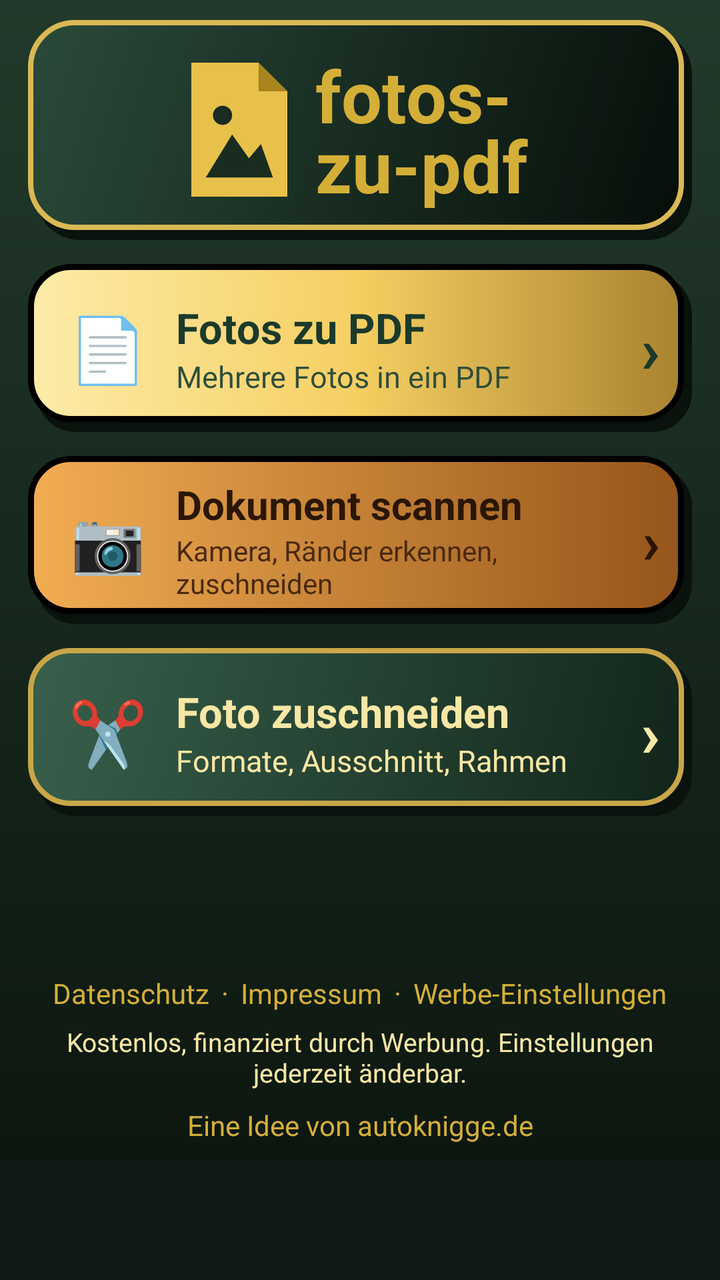
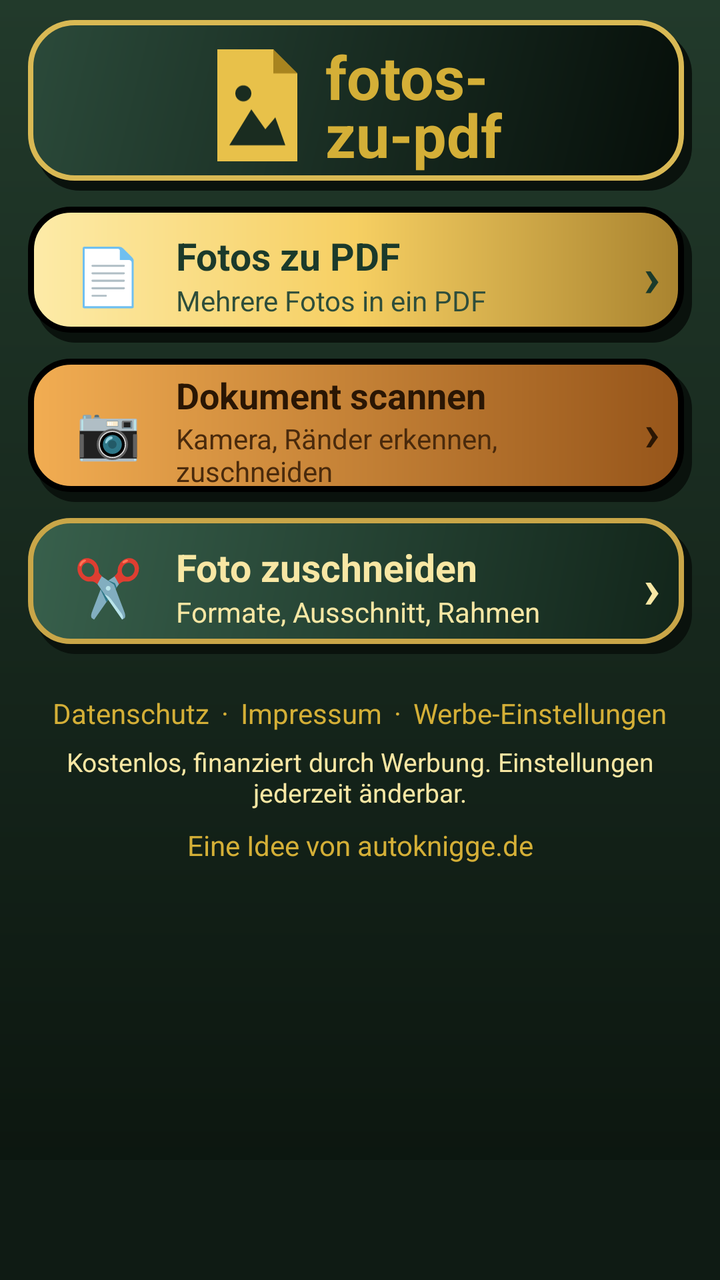

The first picture is an Android layout as it rendered before a commit; the second is the same layout after the commit. The layout source and the unified diff follow.
<!-- AndroidManifest.xml: application theme Theme.FotosZuPdf -->
<!-- res/layout/activity_main.xml -->
<?xml version="1.0" encoding="utf-8"?>
<LinearLayout xmlns:android="http://schemas.android.com/apk/res/android"
    android:id="@+id/root"
    android:layout_width="match_parent"
    android:layout_height="match_parent"
    android:background="@drawable/bg_screen"
    android:orientation="vertical">

    <FrameLayout
        android:layout_width="match_parent"
        android:layout_height="wrap_content"
        android:layout_marginStart="14dp"
        android:layout_marginTop="10dp"
        android:layout_marginEnd="14dp"
        android:background="@drawable/bg_header"
        android:minHeight="110dp"
        android:padding="12dp">

        <TextView
            android:id="@+id/tvVersion"
            android:layout_width="wrap_content"
            android:layout_height="wrap_content"
            android:layout_gravity="top|start"
            android:paddingStart="6dp"
            android:textColor="@color/gold"
            android:textSize="14sp" />

        <LinearLayout
            android:layout_width="wrap_content"
            android:layout_height="wrap_content"
            android:layout_gravity="center"
            android:gravity="center_vertical"
            android:orientation="horizontal">

            <ImageView
                android:layout_width="wrap_content"
                android:layout_height="wrap_content"
                android:importantForAccessibility="no"
                android:src="@drawable/ic_logo" />

            <TextView
                android:layout_width="wrap_content"
                android:layout_height="wrap_content"
                android:layout_marginStart="14dp"
                android:lineSpacingMultiplier="0.85"
                android:text="fotos-\nzu-pdf"
                android:textColor="@color/gold"
                android:textSize="36sp"
                android:textStyle="bold" />
        </LinearLayout>
    </FrameLayout>

    <LinearLayout
        android:id="@+id/tilePdf"
        android:layout_width="match_parent"
        android:layout_height="wrap_content"
        android:layout_marginStart="14dp"
        android:layout_marginTop="12dp"
        android:layout_marginEnd="14dp"
        android:background="@drawable/bg_btn_gold"
        android:clickable="true"
        android:focusable="true"
        android:gravity="center_vertical"
        android:minHeight="84dp"
        android:orientation="horizontal"
        android:paddingStart="16dp"
        android:paddingTop="10dp"
        android:paddingEnd="16dp"
        android:paddingBottom="10dp">

        <TextView
            android:layout_width="48dp"
            android:layout_height="wrap_content"
            android:gravity="center"
            android:text="📄"
            android:textSize="32sp" />

        <LinearLayout
            android:layout_width="0dp"
            android:layout_height="wrap_content"
            android:layout_weight="1"
            android:orientation="vertical"
            android:paddingStart="10dp">

            <TextView
                android:layout_width="wrap_content"
                android:layout_height="wrap_content"
                android:text="Fotos zu PDF"
                android:textColor="@color/auf_gold"
                android:textSize="21sp"
                android:textStyle="bold" />

            <TextView
                android:layout_width="wrap_content"
                android:layout_height="wrap_content"
                android:text="Mehrere Fotos in ein PDF"
                android:textColor="@color/auf_gold_sub"
                android:textSize="15sp" />
        </LinearLayout>

        <TextView
            android:layout_width="wrap_content"
            android:layout_height="wrap_content"
            android:text="›"
            android:textColor="@color/auf_gold"
            android:textSize="32sp"
            android:textStyle="bold" />
    </LinearLayout>
    <LinearLayout
        android:id="@+id/tileScan"
        android:layout_width="match_parent"
        android:layout_height="wrap_content"
        android:layout_marginStart="14dp"
        android:layout_marginTop="12dp"
        android:layout_marginEnd="14dp"
        android:background="@drawable/bg_tile_ocker"
        android:clickable="true"
        android:focusable="true"
        android:gravity="center_vertical"
        android:minHeight="84dp"
        android:orientation="horizontal"
        android:paddingStart="16dp"
        android:paddingTop="10dp"
        android:paddingEnd="16dp"
        android:paddingBottom="10dp">

        <TextView
            android:layout_width="48dp"
            android:layout_height="wrap_content"
            android:gravity="center"
            android:text="📷"
            android:textSize="30sp" />

        <LinearLayout
            android:layout_width="0dp"
            android:layout_height="wrap_content"
            android:layout_weight="1"
            android:orientation="vertical"
            android:paddingStart="10dp">

            <TextView
                android:layout_width="wrap_content"
                android:layout_height="wrap_content"
                android:text="Dokument scannen"
                android:textColor="#2A1604"
                android:textSize="20sp"
                android:textStyle="bold" />

            <TextView
                android:layout_width="wrap_content"
                android:layout_height="wrap_content"
                android:text="Kamera, Ränder erkennen, zuschneiden"
                android:textColor="#4A2A0C"
                android:textSize="14sp" />
        </LinearLayout>

        <TextView
            android:layout_width="wrap_content"
            android:layout_height="wrap_content"
            android:text="›"
            android:textColor="#2A1604"
            android:textSize="30sp"
            android:textStyle="bold" />
    </LinearLayout>

    <LinearLayout
        android:id="@+id/tileCrop"
        android:layout_width="match_parent"
        android:layout_height="wrap_content"
        android:layout_marginStart="14dp"
        android:layout_marginTop="12dp"
        android:layout_marginEnd="14dp"
        android:background="@drawable/bg_tile_gruen"
        android:clickable="true"
        android:focusable="true"
        android:gravity="center_vertical"
        android:minHeight="84dp"
        android:orientation="horizontal"
        android:paddingStart="16dp"
        android:paddingTop="10dp"
        android:paddingEnd="16dp"
        android:paddingBottom="10dp">

        <TextView
            android:layout_width="48dp"
            android:layout_height="wrap_content"
            android:gravity="center"
            android:text="✂️"
            android:textSize="32sp" />

        <LinearLayout
            android:layout_width="0dp"
            android:layout_height="wrap_content"
            android:layout_weight="1"
            android:orientation="vertical"
            android:paddingStart="10dp">

            <TextView
                android:layout_width="wrap_content"
                android:layout_height="wrap_content"
                android:text="Foto zuschneiden"
                android:textColor="@color/text_hell"
                android:textSize="21sp"
                android:textStyle="bold" />

            <TextView
                android:layout_width="wrap_content"
                android:layout_height="wrap_content"
                android:text="Formate, Ausschnitt, Rahmen"
                android:textColor="@color/text_hell"
                android:textSize="15sp" />
        </LinearLayout>

        <TextView
            android:layout_width="wrap_content"
            android:layout_height="wrap_content"
            android:text="›"
            android:textColor="@color/text_hell"
            android:textSize="32sp"
            android:textStyle="bold" />
    </LinearLayout>

    <View
        android:layout_width="match_parent"
        android:layout_height="0dp"
        android:layout_weight="1" />

    <LinearLayout
        android:layout_width="match_parent"
        android:layout_height="wrap_content"
        android:gravity="center"
        android:orientation="horizontal"
        android:paddingTop="6dp">

        <TextView
            android:id="@+id/tvPrivacy"
            android:layout_width="wrap_content"
            android:layout_height="wrap_content"
            android:padding="6dp"
            android:text="Datenschutz"
            android:textColor="@color/gold"
            android:textSize="14sp" />

        <TextView
            android:layout_width="wrap_content"
            android:layout_height="wrap_content"
            android:text="·"
            android:textColor="@color/gold" />

        <TextView
            android:id="@+id/tvImprint"
            android:layout_width="wrap_content"
            android:layout_height="wrap_content"
            android:padding="6dp"
            android:text="Impressum"
            android:textColor="@color/gold"
            android:textSize="14sp" />

        <TextView
            android:layout_width="wrap_content"
            android:layout_height="wrap_content"
            android:text="·"
            android:textColor="@color/gold" />

        <TextView
            android:id="@+id/tvAdSettings"
            android:layout_width="wrap_content"
            android:layout_height="wrap_content"
            android:padding="6dp"
            android:text="Werbe-Einstellungen"
            android:textColor="@color/gold"
            android:textSize="14sp" />
    </LinearLayout>

    <TextView
        android:layout_width="match_parent"
        android:layout_height="wrap_content"
        android:gravity="center"
        android:paddingStart="24dp"
        android:paddingEnd="24dp"
        android:text="Kostenlos, finanziert durch Werbung. Einstellungen jederzeit änderbar."
        android:textColor="@color/text_hell"
        android:textSize="13sp" />

    <TextView
        android:id="@+id/tvAbout"
        android:layout_width="match_parent"
        android:layout_height="wrap_content"
        android:gravity="center"
        android:padding="8dp"
        android:text="Eine Idee von autoknigge.de"
        android:textColor="@color/gold"
        android:textSize="14sp" />

    <FrameLayout
        android:id="@+id/adContainer"
        android:layout_width="match_parent"
        android:layout_height="wrap_content"
        android:background="@drawable/bg_ad"
        android:minHeight="60dp" />
</LinearLayout>
<!-- resources referenced by this layout -->
<resources>
  <color name="auf_gold">#1B3A2B</color>
  <color name="auf_gold_sub">#2E4E3B</color>
  <color name="gold">#D4AF37</color>
  <color name="text_hell">#F8E7A4</color>
  <!-- drawable bg_ad (drawable) -->
  <?xml version="1.0" encoding="utf-8"?>
  <shape xmlns:android="http://schemas.android.com/apk/res/android"
      android:shape="rectangle">
      <solid android:color="@color/tanne_dunkel" />
  </shape>
  <!-- drawable bg_header (drawable) -->
  <?xml version="1.0" encoding="utf-8"?>
  <layer-list xmlns:android="http://schemas.android.com/apk/res/android">
          <item
              android:left="4dp"
              android:top="5dp">
              <shape android:shape="rectangle">
                  <solid android:color="#0A120D" />
                  <corners android:radius="22dp" />
              </shape>
          </item>
          <item
              android:bottom="5dp"
              android:right="4dp">
              <shape android:shape="rectangle">
                  <gradient
                      android:angle="315"
                      android:endColor="#060E09"
                      android:startColor="#2B4A3A" />
                  <stroke
                      android:width="2.5dp"
                      android:color="#D9B954" />
                  <corners android:radius="22dp" />
              </shape>
          </item>
      </layer-list>
  <!-- drawable bg_screen (drawable) -->
  <?xml version="1.0" encoding="utf-8"?>
  <shape xmlns:android="http://schemas.android.com/apk/res/android"
      android:shape="rectangle">
      <gradient
          android:angle="270"
          android:endColor="#0A130D"
          android:startColor="#223A2B" />
  </shape>
  <!-- drawable bg_tile_gruen (drawable) -->
  <?xml version="1.0" encoding="utf-8"?>
  <ripple xmlns:android="http://schemas.android.com/apk/res/android"
      android:color="#55FFFFFF">
      <item>
      <layer-list>
          <item
              android:left="4dp"
              android:top="5dp">
              <shape android:shape="rectangle">
                  <solid android:color="#0A120D" />
                  <corners android:radius="20dp" />
              </shape>
          </item>
          <item
              android:bottom="5dp"
              android:right="4dp">
              <shape android:shape="rectangle">
                  <gradient
                      android:angle="315"
                      android:endColor="#12251A"
                      android:startColor="#38604C" />
                  <stroke
                      android:width="2.5dp"
                      android:color="#C9A648" />
                  <corners android:radius="20dp" />
              </shape>
          </item>
      </layer-list>
      </item>
  </ripple>
  <!-- drawable ic_logo (drawable) -->
  <?xml version="1.0" encoding="utf-8"?>
  <vector xmlns:android="http://schemas.android.com/apk/res/android"
      android:width="48dp"
      android:height="67dp"
      android:viewportWidth="40"
      android:viewportHeight="56">
      <path
          android:fillColor="#E8C14A"
          android:pathData="M0,0 L28,0 L40,12 L40,56 L0,56 Z" />
      <path
          android:fillColor="#A8841F"
          android:pathData="M28,0 L28,12 L40,12 Z" />
      <path
          android:fillColor="#1A2C20"
          android:pathData="M6,48 L17,30 L24,40 L29,34 L34,48 Z" />
      <path
          android:fillColor="#1A2C20"
          android:pathData="M9,22 a4,4 0 1,0 8,0 a4,4 0 1,0 -8,0" />
  </vector>
  <style name="Theme.FotosZuPdf" parent="Theme.AppCompat.NoActionBar">
          <item name="android:windowBackground">@drawable/bg_screen</item>
          <item name="android:textColor">@color/text_hell</item>
          <item name="colorAccent">@color/gold</item>
          <item name="colorPrimary">@color/tanne</item>
          <item name="colorPrimaryDark">@color/tanne_dunkel</item>
          <item name="android:statusBarColor">@color/tanne</item>
          <item name="android:navigationBarColor">@color/tanne_dunkel</item>
          <item name="android:windowLightStatusBar">false</item>
      </style>
  <color name="tanne_dunkel">#0F1B14</color>
  <color name="tanne">#1A2C20</color>
  <!-- unchanged entries left out for length: 2 -->
</resources>

<!-- the commit's change to res/layout/activity_main.xml (unified diff, before → after) -->
@@ -13,8 +13,8 @@
         android:layout_marginTop="10dp"
         android:layout_marginEnd="14dp"
         android:background="@drawable/bg_header"
-        android:minHeight="110dp"
-        android:padding="12dp">
+        android:minHeight="84dp"
+        android:padding="8dp">
 
         <TextView
             android:id="@+id/tvVersion"
@@ -34,7 +34,8 @@
 
             <ImageView
                 android:layout_width="wrap_content"
-                android:layout_height="wrap_content"
+                android:layout_height="56dp"
+                android:adjustViewBounds="true"
                 android:importantForAccessibility="no"
                 android:src="@drawable/ic_logo" />
 
@@ -45,252 +46,261 @@
                 android:lineSpacingMultiplier="0.85"
                 android:text="fotos-\nzu-pdf"
                 android:textColor="@color/gold"
-                android:textSize="36sp"
+                android:textSize="30sp"
                 android:textStyle="bold" />
         </LinearLayout>
     </FrameLayout>
 
-    <LinearLayout
-        android:id="@+id/tilePdf"
+    <ScrollView
         android:layout_width="match_parent"
-        android:layout_height="wrap_content"
-        android:layout_marginStart="14dp"
-        android:layout_marginTop="12dp"
-        android:layout_marginEnd="14dp"
-        android:background="@drawable/bg_btn_gold"
-        android:clickable="true"
-        android:focusable="true"
-        android:gravity="center_vertical"
-        android:minHeight="84dp"
-        android:orientation="horizontal"
-        android:paddingStart="16dp"
-        android:paddingTop="10dp"
-        android:paddingEnd="16dp"
-        android:paddingBottom="10dp">
-
-        <TextView
-            android:layout_width="48dp"
+        android:layout_height="0dp"
+        android:layout_weight="1"
+        android:fillViewport="true">
+
+        <LinearLayout
+            android:layout_width="match_parent"
             android:layout_height="wrap_content"
-            android:gravity="center"
-            android:text="📄"
-            android:textSize="32sp" />
-
-        <LinearLayout
-            android:layout_width="0dp"
-            android:layout_height="wrap_content"
-            android:layout_weight="1"
             android:orientation="vertical"
-            android:paddingStart="10dp">
+            android:paddingBottom="4dp">
+
+            <LinearLayout
+                android:id="@+id/tilePdf"
+                android:layout_width="match_parent"
+                android:layout_height="wrap_content"
+                android:layout_marginStart="14dp"
+                android:layout_marginTop="8dp"
+                android:layout_marginEnd="14dp"
+                android:background="@drawable/bg_btn_gold"
+                android:clickable="true"
+                android:focusable="true"
+                android:gravity="center_vertical"
+                android:minHeight="68dp"
+                android:orientation="horizontal"
+                android:paddingStart="16dp"
+                android:paddingTop="6dp"
+                android:paddingEnd="16dp"
+                android:paddingBottom="6dp">
+
+                <TextView
+                    android:layout_width="48dp"
+                    android:layout_height="wrap_content"
+                    android:gravity="center"
+                    android:text="📄"
+                    android:textSize="28sp" />
+
+                <LinearLayout
+                    android:layout_width="0dp"
+                    android:layout_height="wrap_content"
+                    android:layout_weight="1"
+                    android:orientation="vertical"
+                    android:paddingStart="10dp">
+
+                    <TextView
+                        android:layout_width="wrap_content"
+                        android:layout_height="wrap_content"
+                        android:text="Fotos zu PDF"
+                        android:textColor="@color/auf_gold"
+                        android:textSize="19sp"
+                        android:textStyle="bold" />
+
+                    <TextView
+                        android:layout_width="wrap_content"
+                        android:layout_height="wrap_content"
+                        android:text="Mehrere Fotos in ein PDF"
+                        android:textColor="@color/auf_gold_sub"
+                        android:textSize="14sp" />
+                </LinearLayout>
+
+                <TextView
+                    android:layout_width="wrap_content"
+                    android:layout_height="wrap_content"
+                    android:text="›"
+                    android:textColor="@color/auf_gold"
+                    android:textSize="28sp"
+                    android:textStyle="bold" />
+            </LinearLayout>
+            <LinearLayout
+                android:id="@+id/tileScan"
+                android:layout_width="match_parent"
+                android:layout_height="wrap_content"
+                android:layout_marginStart="14dp"
+                android:layout_marginTop="8dp"
+                android:layout_marginEnd="14dp"
+                android:background="@drawable/bg_tile_ocker"
+                android:clickable="true"
+                android:focusable="true"
+                android:gravity="center_vertical"
+                android:minHeight="68dp"
+                android:orientation="horizontal"
+                android:paddingStart="16dp"
+                android:paddingTop="6dp"
+                android:paddingEnd="16dp"
+                android:paddingBottom="6dp">
+
+                <TextView
+                    android:layout_width="48dp"
+                    android:layout_height="wrap_content"
+                    android:gravity="center"
+                    android:text="📷"
+                    android:textSize="26sp" />
+
+                <LinearLayout
+                    android:layout_width="0dp"
+                    android:layout_height="wrap_content"
+                    android:layout_weight="1"
+                    android:orientation="vertical"
+                    android:paddingStart="10dp">
+
+                    <TextView
+                        android:layout_width="wrap_content"
+                        android:layout_height="wrap_content"
+                        android:text="Dokument scannen"
+                        android:textColor="#2A1604"
+                        android:textSize="18sp"
+                        android:textStyle="bold" />
+
+                    <TextView
+                        android:layout_width="wrap_content"
+                        android:layout_height="wrap_content"
+                        android:text="Kamera, Ränder erkennen, zuschneiden"
+                        android:textColor="#4A2A0C"
+                        android:textSize="14sp" />
+                </LinearLayout>
+
+                <TextView
+                    android:layout_width="wrap_content"
+                    android:layout_height="wrap_content"
+                    android:text="›"
+                    android:textColor="#2A1604"
+                    android:textSize="26sp"
+                    android:textStyle="bold" />
+            </LinearLayout>
+
+            <LinearLayout
+                android:id="@+id/tileCrop"
+                android:layout_width="match_parent"
+                android:layout_height="wrap_content"
+                android:layout_marginStart="14dp"
+                android:layout_marginTop="8dp"
+                android:layout_marginEnd="14dp"
+                android:background="@drawable/bg_tile_gruen"
+                android:clickable="true"
+                android:focusable="true"
+                android:gravity="center_vertical"
+                android:minHeight="68dp"
+                android:orientation="horizontal"
+                android:paddingStart="16dp"
+                android:paddingTop="6dp"
+                android:paddingEnd="16dp"
+                android:paddingBottom="6dp">
+
+                <TextView
+                    android:layout_width="48dp"
+                    android:layout_height="wrap_content"
+                    android:gravity="center"
+                    android:text="✂️"
+                    android:textSize="28sp" />
+
+                <LinearLayout
+                    android:layout_width="0dp"
+                    android:layout_height="wrap_content"
+                    android:layout_weight="1"
+                    android:orientation="vertical"
+                    android:paddingStart="10dp">
+
+                    <TextView
+                        android:layout_width="wrap_content"
+                        android:layout_height="wrap_content"
+                        android:text="Foto zuschneiden"
+                        android:textColor="@color/text_hell"
+                        android:textSize="19sp"
+                        android:textStyle="bold" />
+
+                    <TextView
+                        android:layout_width="wrap_content"
+                        android:layout_height="wrap_content"
+                        android:text="Formate, Ausschnitt, Rahmen"
+                        android:textColor="@color/text_hell"
+                        android:textSize="14sp" />
+                </LinearLayout>
+
+                <TextView
+                    android:layout_width="wrap_content"
+                    android:layout_height="wrap_content"
+                    android:text="›"
+                    android:textColor="@color/text_hell"
+                    android:textSize="28sp"
+                    android:textStyle="bold" />
+            </LinearLayout>
+
+            <LinearLayout
+                android:layout_width="match_parent"
+                android:layout_height="wrap_content"
+                android:gravity="center"
+                android:orientation="horizontal"
+                android:paddingTop="14dp">
+
+                <TextView
+                    android:id="@+id/tvPrivacy"
+                    android:layout_width="wrap_content"
+                    android:layout_height="wrap_content"
+                    android:padding="6dp"
+                    android:text="Datenschutz"
+                    android:textColor="@color/gold"
+                    android:textSize="14sp" />
+
+                <TextView
+                    android:layout_width="wrap_content"
+                    android:layout_height="wrap_content"
+                    android:text="·"
+                    android:textColor="@color/gold" />
+
+                <TextView
+                    android:id="@+id/tvImprint"
+                    android:layout_width="wrap_content"
+                    android:layout_height="wrap_content"
+                    android:padding="6dp"
+                    android:text="Impressum"
+                    android:textColor="@color/gold"
+                    android:textSize="14sp" />
+
+                <TextView
+                    android:layout_width="wrap_content"
+                    android:layout_height="wrap_content"
+                    android:text="·"
+                    android:textColor="@color/gold" />
+
+                <TextView
+                    android:id="@+id/tvAdSettings"
+                    android:layout_width="wrap_content"
+                    android:layout_height="wrap_content"
+                    android:padding="6dp"
+                    android:text="Werbe-Einstellungen"
+                    android:textColor="@color/gold"
+                    android:textSize="14sp" />
+            </LinearLayout>
 
             <TextView
-                android:layout_width="wrap_content"
-                android:layout_height="wrap_content"
-                android:text="Fotos zu PDF"
-                android:textColor="@color/auf_gold"
-                android:textSize="21sp"
-                android:textStyle="bold" />
+                android:layout_width="match_parent"
+                android:layout_height="wrap_content"
+                android:gravity="center"
+                android:paddingStart="24dp"
+                android:paddingEnd="24dp"
+                android:text="Kostenlos, finanziert durch Werbung. Einstellungen jederzeit änderbar."
+                android:textColor="@color/text_hell"
+                android:textSize="13sp" />
 
             <TextView
-                android:layout_width="wrap_content"
-                android:layout_height="wrap_content"
-                android:text="Mehrere Fotos in ein PDF"
-                android:textColor="@color/auf_gold_sub"
-                android:textSize="15sp" />
-        </LinearLayout>
-
-        <TextView
-            android:layout_width="wrap_content"
-            android:layout_height="wrap_content"
-            android:text="›"
-            android:textColor="@color/auf_gold"
-            android:textSize="32sp"
-            android:textStyle="bold" />
-    </LinearLayout>
-    <LinearLayout
-        android:id="@+id/tileScan"
-        android:layout_width="match_parent"
-        android:layout_height="wrap_content"
-        android:layout_marginStart="14dp"
-        android:layout_marginTop="12dp"
-        android:layout_marginEnd="14dp"
-        android:background="@drawable/bg_tile_ocker"
-        android:clickable="true"
-        android:focusable="true"
-        android:gravity="center_vertical"
-        android:minHeight="84dp"
-        android:orientation="horizontal"
-        android:paddingStart="16dp"
-        android:paddingTop="10dp"
-        android:paddingEnd="16dp"
-        android:paddingBottom="10dp">
-
-        <TextView
-            android:layout_width="48dp"
-            android:layout_height="wrap_content"
-            android:gravity="center"
-            android:text="📷"
-            android:textSize="30sp" />
-
-        <LinearLayout
-            android:layout_width="0dp"
-            android:layout_height="wrap_content"
-            android:layout_weight="1"
-            android:orientation="vertical"
-            android:paddingStart="10dp">
-
-            <TextView
-                android:layout_width="wrap_content"
-                android:layout_height="wrap_content"
-                android:text="Dokument scannen"
-                android:textColor="#2A1604"
-                android:textSize="20sp"
-                android:textStyle="bold" />
-
-            <TextView
-                android:layout_width="wrap_content"
-                android:layout_height="wrap_content"
-                android:text="Kamera, Ränder erkennen, zuschneiden"
-                android:textColor="#4A2A0C"
+                android:id="@+id/tvAbout"
+                android:layout_width="match_parent"
+                android:layout_height="wrap_content"
+                android:gravity="center"
+                android:padding="8dp"
+                android:text="Eine Idee von autoknigge.de"
+                android:textColor="@color/gold"
                 android:textSize="14sp" />
         </LinearLayout>
-
-        <TextView
-            android:layout_width="wrap_content"
-            android:layout_height="wrap_content"
-            android:text="›"
-            android:textColor="#2A1604"
-            android:textSize="30sp"
-            android:textStyle="bold" />
-    </LinearLayout>
-
-    <LinearLayout
-        android:id="@+id/tileCrop"
-        android:layout_width="match_parent"
-        android:layout_height="wrap_content"
-        android:layout_marginStart="14dp"
-        android:layout_marginTop="12dp"
-        android:layout_marginEnd="14dp"
-        android:background="@drawable/bg_tile_gruen"
-        android:clickable="true"
-        android:focusable="true"
-        android:gravity="center_vertical"
-        android:minHeight="84dp"
-        android:orientation="horizontal"
-        android:paddingStart="16dp"
-        android:paddingTop="10dp"
-        android:paddingEnd="16dp"
-        android:paddingBottom="10dp">
-
-        <TextView
-            android:layout_width="48dp"
-            android:layout_height="wrap_content"
-            android:gravity="center"
-            android:text="✂️"
-            android:textSize="32sp" />
-
-        <LinearLayout
-            android:layout_width="0dp"
-            android:layout_height="wrap_content"
-            android:layout_weight="1"
-            android:orientation="vertical"
-            android:paddingStart="10dp">
-
-            <TextView
-                android:layout_width="wrap_content"
-                android:layout_height="wrap_content"
-                android:text="Foto zuschneiden"
-                android:textColor="@color/text_hell"
-                android:textSize="21sp"
-                android:textStyle="bold" />
-
-            <TextView
-                android:layout_width="wrap_content"
-                android:layout_height="wrap_content"
-                android:text="Formate, Ausschnitt, Rahmen"
-                android:textColor="@color/text_hell"
-                android:textSize="15sp" />
-        </LinearLayout>
-
-        <TextView
-            android:layout_width="wrap_content"
-            android:layout_height="wrap_content"
-            android:text="›"
-            android:textColor="@color/text_hell"
-            android:textSize="32sp"
-            android:textStyle="bold" />
-    </LinearLayout>
-
-    <View
-        android:layout_width="match_parent"
-        android:layout_height="0dp"
-        android:layout_weight="1" />
-
-    <LinearLayout
-        android:layout_width="match_parent"
-        android:layout_height="wrap_content"
-        android:gravity="center"
-        android:orientation="horizontal"
-        android:paddingTop="6dp">
-
-        <TextView
-            android:id="@+id/tvPrivacy"
-            android:layout_width="wrap_content"
-            android:layout_height="wrap_content"
-            android:padding="6dp"
-            android:text="Datenschutz"
-            android:textColor="@color/gold"
-            android:textSize="14sp" />
-
-        <TextView
-            android:layout_width="wrap_content"
-            android:layout_height="wrap_content"
-            android:text="·"
-            android:textColor="@color/gold" />
-
-        <TextView
-            android:id="@+id/tvImprint"
-            android:layout_width="wrap_content"
-            android:layout_height="wrap_content"
-            android:padding="6dp"
-            android:text="Impressum"
-            android:textColor="@color/gold"
-            android:textSize="14sp" />
-
-        <TextView
-            android:layout_width="wrap_content"
-            android:layout_height="wrap_content"
-            android:text="·"
-            android:textColor="@color/gold" />
-
-        <TextView
-            android:id="@+id/tvAdSettings"
-            android:layout_width="wrap_content"
-            android:layout_height="wrap_content"
-            android:padding="6dp"
-            android:text="Werbe-Einstellungen"
-            android:textColor="@color/gold"
-            android:textSize="14sp" />
-    </LinearLayout>
-
-    <TextView
-        android:layout_width="match_parent"
-        android:layout_height="wrap_content"
-        android:gravity="center"
-        android:paddingStart="24dp"
-        android:paddingEnd="24dp"
-        android:text="Kostenlos, finanziert durch Werbung. Einstellungen jederzeit änderbar."
-        android:textColor="@color/text_hell"
-        android:textSize="13sp" />
-
-    <TextView
-        android:id="@+id/tvAbout"
-        android:layout_width="match_parent"
-        android:layout_height="wrap_content"
-        android:gravity="center"
-        android:padding="8dp"
-        android:text="Eine Idee von autoknigge.de"
-        android:textColor="@color/gold"
-        android:textSize="14sp" />
+    </ScrollView>
 
     <FrameLayout
         android:id="@+id/adContainer"
